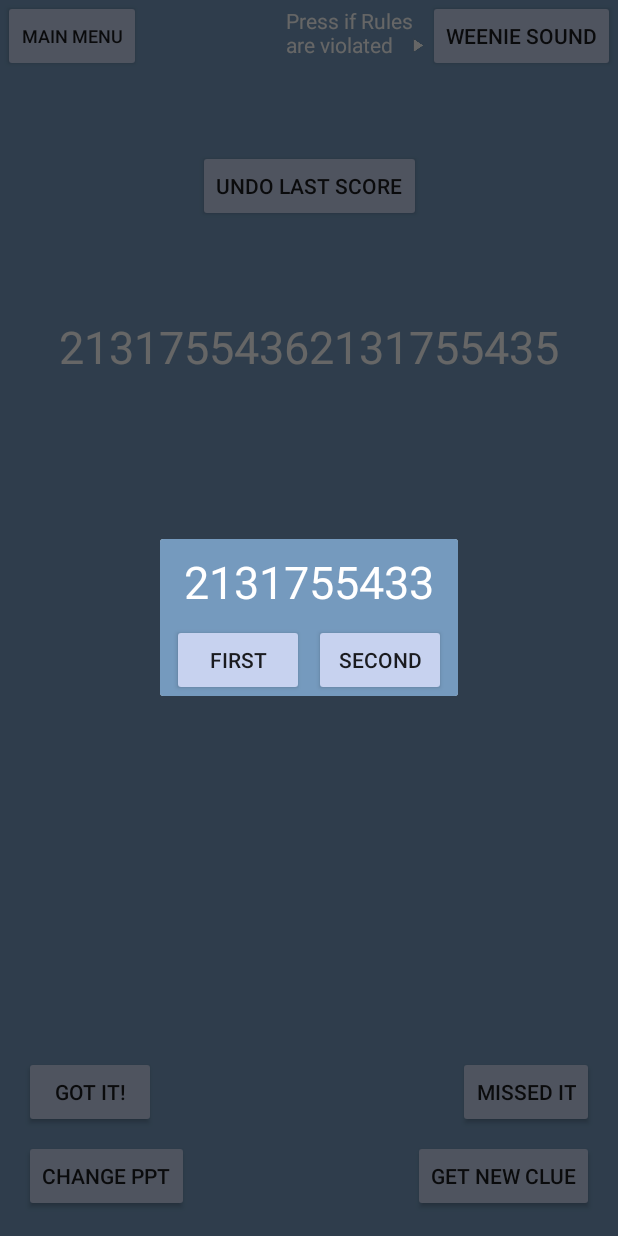
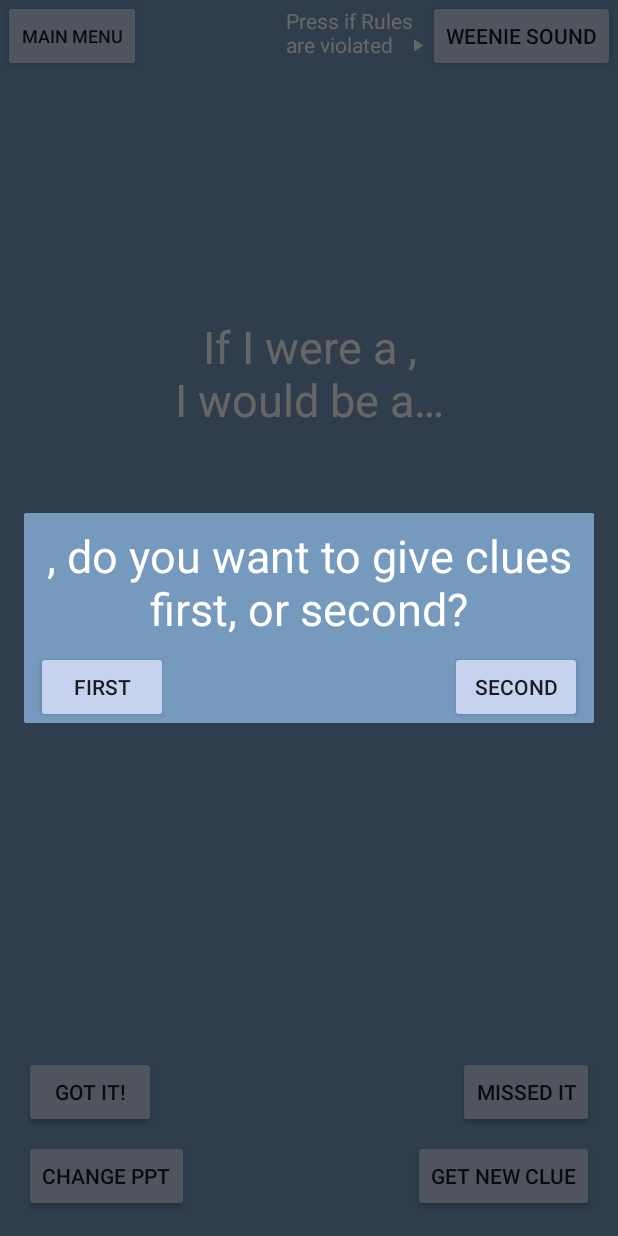
Before and after one commit to Andy8012GitHub/ABSTRACTS, an Android app: the GamePlay screen opened directly, with no data from a screen before it, after a tap on "Person", on a phone screen of 412 x 824 dp. Run offline under Robolectric (Android 15) with nearby library versions, the phone set to English and light mode, and no system bars; plain views replace EasyFlipView; 2 statements that could not run were skipped.

Commit message:
Ran "app" and fixed wonky GUI behavior

```diff
--- a/app/build.gradle
+++ b/app/build.gradle
@@ -6,7 +6,7 @@ android {
         applicationId "com.app.myapp.abstracts"
         minSdkVersion 18
         targetSdkVersion 26
-        versionCode 4
+        versionCode 5
         versionName "1.1"
         testInstrumentationRunner "android.support.test.runner.AndroidJUnitRunner"
     }
--- a/app/src/main/AndroidManifest.xml
+++ b/app/src/main/AndroidManifest.xml
@@ -31,7 +31,7 @@
         <activity android:name=".DefinitionsActivity"/>
         <activity android:name=".GamePlay"/>
         <activity android:name=".PickPPTListActivity" />
-        <activity android:name=".PurchasingActivity"/>
+        <!--<activity android:name=".PurchasingActivity"/>-->
         <activity android:name=".RulesActivity"/>
     </application>
 
--- a/app/src/main/java/com/app/myapp/abstracts/GamePlay.java
+++ b/app/src/main/java/com/app/myapp/abstracts/GamePlay.java
@@ -42,7 +42,6 @@ public class GamePlay extends AppCompatActivity {
     Context context;
     int setCounter = 0;
     int randint = 0;
-    int personPlaceThingNumber = 0; //person = 1 place = 2 thing = 3, helps with the tokens
     Random random = new Random();
     String otherTeamName = "", whichTeamHadTheLastTurn = "", person, place, thing, team1Name = CreateTeams.teamOneName, team2Name = CreateTeams.teamTwoName;
     enum PPTLastChosen {
@@ -99,9 +98,7 @@ public class GamePlay extends AppCompatActivity {
         placeImage = (ImageView)findViewById(R.id.placeImage);
         thingImage = (ImageView)findViewById(R.id.thingImage);
 
-        personPlaceThingChosenTextView.setVisibility(View.GONE);
-        textViewTeamName.setText(team1Name);
-        whichTeamHadTheLastTurn = team1Name;
+        personPlaceThingChosenTextView.setVisibility(GONE);
         clue1TextView.setVisibility(View.GONE);
         clue2TextView.setVisibility(View.GONE);
         clue3TextView.setVisibility(View.GONE);
@@ -112,12 +109,16 @@ public class GamePlay extends AppCompatActivity {
         textViewSubtitle.setVisibility(GONE);
         btnGotIt.setVisibility(View.GONE);
         btnMissedIt.setVisibility(View.GONE);
+        btnUndoLastScore.setVisibility(GONE);
         teamOnePersonToken.setVisibility(GONE);
         teamOnePlaceToken.setVisibility(GONE);
         teamOneThingToken.setVisibility(GONE);
         teamTwoPersonToken.setVisibility(GONE);
         teamTwoPlaceToken.setVisibility(GONE);
         teamTwoThingToken.setVisibility(GONE);
+
+        textViewTeamName.setText(team1Name);
+        whichTeamHadTheLastTurn = team1Name;
         teamOneScore.setText(team1Name + " Score");
         teamTwoScore.setText(team2Name + " Score");
         newSetPeoplePlaceThingButton.setText("PPT Start");
@@ -195,6 +196,7 @@ public class GamePlay extends AppCompatActivity {
         personRadioButton.setOnClickListener(new View.OnClickListener() {
             @Override
             public void onClick(View v){
+                btnUndoLastScore.setVisibility(GONE);
                 btnChangePPT.setVisibility(VISIBLE);
                 radioButtonSetVisibilities();
                 personPlaceThingChosenTextView.setText(person);
@@ -207,6 +209,7 @@ public class GamePlay extends AppCompatActivity {
         placeRadioButton.setOnClickListener(new View.OnClickListener() {
             @Override
             public void onClick(View v){
+                btnUndoLastScore.setVisibility(GONE);
                 btnChangePPT.setVisibility(VISIBLE);
                 radioButtonSetVisibilities();
                 personPlaceThingChosenTextView.setText(place);
@@ -219,6 +222,7 @@ public class GamePlay extends AppCompatActivity {
         thingRadioButton.setOnClickListener(new View.OnClickListener() {
             @Override
             public void onClick(View v){
+                btnUndoLastScore.setVisibility(GONE);
                 btnChangePPT.setVisibility(VISIBLE);
                 radioButtonSetVisibilities();
                 personPlaceThingChosenTextView.setText(thing);
@@ -364,7 +368,7 @@ public class GamePlay extends AppCompatActivity {
             public void onAnimationEnd(Animation animation) {
                 if (teamOnePersonTokenEnabled && teamOnePlaceTokenEnabled && teamOneThingTokenEnabled) {
                     textViewTeamName.setTextColor(team1Color);
-                    textViewTeamName.setText(team1Name + R.string.won);
+                    textViewTeamName.setText(getString(R.string.won_with_placeholder, team1Name));
                     radioGroup.setVisibility(GONE);
                     newSetPeoplePlaceThingButton.setVisibility(GONE);
                     teamOneScore.setVisibility(GONE);
@@ -377,7 +381,7 @@ public class GamePlay extends AppCompatActivity {
                     teamTwoThingToken.setVisibility(GONE);
                 } else if (teamTwoThingTokenEnabled && teamTwoPlaceTokenEnabled && teamTwoPersonTokenEnabled) {
                     textViewTeamName.setTextColor(team2Color);
-                    textViewTeamName.setText(team2Name + R.string.won);
+                    textViewTeamName.setText(getString(R.string.won_with_placeholder, team2Name));
                     radioGroup.setVisibility(GONE);
                     newSetPeoplePlaceThingButton.setVisibility(GONE);
                     teamOneScore.setVisibility(GONE);
@@ -426,13 +430,14 @@ public class GamePlay extends AppCompatActivity {
 
     public void showGoFirstOrSecondDialog(final Dialog dialog, View dialogView) {
         dialog.setContentView(dialogView);
+        textViewBigTitle.setVisibility(GONE);
         textViewSubtitle.setVisibility(GONE);
         btnContinue.setVisibility(GONE);
         textViewWhoIsPlaying.setVisibility(VISIBLE);
         btnFirst.setVisibility(VISIBLE);
         btnSecond.setVisibility(VISIBLE);
         switchTeamNameInTextView();
-        textViewWhoIsPlaying.setText(otherTeamName + R.string.first_or_second);
+        textViewWhoIsPlaying.setText(getString(R.string.first_or_second_with_placeholder, otherTeamName));
         btnFirst.setOnClickListener(new View.OnClickListener() {
             @Override
             public void onClick(View view) {
@@ -457,8 +462,12 @@ public class GamePlay extends AppCompatActivity {
 
     public void showCongratsAndNewClueGiversDialog(final Dialog dialog, View dialogView) {
         dialog.setContentView(dialogView);
-        textViewBigTitle.setText(R.string.congrats + whichTeamHadTheLastTurn);
+        textViewSubtitle.setVisibility(VISIBLE);
+        textViewSubtitle.setVisibility(VISIBLE);
+        btnContinue.setVisibility(VISIBLE);
+        textViewBigTitle.setText(getString(R.string.congrats_with_placeholder, whichTeamHadTheLastTurn));
         textViewSubtitle.setText(R.string.new_cg);
+        dialog.show();
         btnContinue.setOnClickListener(new View.OnClickListener() {
             @Override
             public void onClick(View view) {
@@ -569,6 +578,7 @@ public class GamePlay extends AppCompatActivity {
                 btnMissedIt.setVisibility(GONE);
                 radioGroup.setVisibility(VISIBLE);
                 newSetPeoplePlaceThingButton.setVisibility(VISIBLE);
+                btnUndoLastScore.setVisibility(VISIBLE);
                 teamOneScore.setVisibility(VISIBLE);
                 teamTwoScore.setVisibility(VISIBLE);
                 personImage.setVisibility(VISIBLE);
@@ -578,10 +588,10 @@ public class GamePlay extends AppCompatActivity {
                 placeRadioButton.setText(R.string.place);
                 thingRadioButton.setText(R.string.thing);
                 whichTeamHadTheLastTurn = textViewTeamName.getText().toString();
+
                 dialog.dismiss();
             }
         });
-        dialog.show();
     }
 
     public void weenieDialog(final Dialog dialog, View dialogView){
@@ -600,15 +610,20 @@ public class GamePlay extends AppCompatActivity {
             clue1TextView.setVisibility(VISIBLE);
             clue2TextView.setVisibility(VISIBLE);
             clue3TextView.setVisibility(VISIBLE);
-            clue1TextView.setText(R.string.wild_card + R.string.if_i_were_a + abstractsFileReadClues.getClueOrClues() + R.string.i_would_be_a);
-            clue2TextView.setText(R.string.if_i_were_a + abstractsFileReadClues.getClueOrClues() + R.string.i_would_be_a);
-            clue3TextView.setText(R.string.if_i_were_a + abstractsFileReadClues.getClueOrClues() + R.string.i_would_be_a);
+            String clue1 = abstractsFileReadClues.getClueOrClues();
+            String clue2 = abstractsFileReadClues.getClueOrClues();
+            String clue3 = abstractsFileReadClues.getClueOrClues();
+
+            clue1TextView.setText(getString(R.string.clue_with_placeholder, clue1));
+            clue2TextView.setText(getString(R.string.clue_with_placeholder, clue2));
+            clue3TextView.setText(getString(R.string.clue_with_placeholder, clue3));
         }else {
             clue1TextView.setVisibility(GONE);
             clue2TextView.setVisibility(GONE);
             clue3TextView.setVisibility(GONE);
             clueChosenTextView.setVisibility(VISIBLE);
-            clueChosenTextView.setText(R.string.if_i_were_a + abstractsFileReadClues.getClueOrClues() + R.string.i_would_be_a);
+            String clueChosen = abstractsFileReadClues.getClueOrClues();
+            clueChosenTextView.setText(getString(R.string.clue_with_placeholder, clueChosen));
         }
     }
 
--- a/app/src/main/java/com/app/myapp/abstracts/RulesActivity.java
+++ b/app/src/main/java/com/app/myapp/abstracts/RulesActivity.java
@@ -59,10 +59,12 @@ public class RulesActivity extends AppCompatActivity {
                 int selectedId = radioGroup.getCheckedRadioButtonId();
                 switch (selectedId) {
                     case com.app.myapp.abstracts.R.id.radioBtnSeeRules:
-                        textViewRulesContent.setText(R.string.large_text);
+                        imgBtnPlayPause.setVisibility(GONE);
+                        btnRewind15Sec.setVisibility(GONE);
+                        textViewRulesContent.setVisibility(VISIBLE);
                         break;
                     case com.app.myapp.abstracts.R.id.radioBtnHearRules:
-                        textViewRulesContent.setText("");
+                        textViewRulesContent.setVisibility(GONE);
                         btnRewind15Sec.setVisibility(VISIBLE);
                         imgBtnPlayPause.setVisibility(VISIBLE);
                         imgBtnPlayPause.setOnClickListener(new View.OnClickListener() {
--- a/app/src/main/res/layout/activity_definitions.xml
+++ b/app/src/main/res/layout/activity_definitions.xml
@@ -74,7 +74,7 @@
         android:layout_marginBottom="150dp"
         android:layout_marginEnd="40dp"
         android:layout_marginStart="40dp"
-        android:text="@string/team_is_guessing_a"
+        android:text="@string/teams_are_guessing_a"
         android:textAlignment="center"
         android:textColor="@android:color/background_light"
         android:textSize="30sp"
@@ -101,7 +101,7 @@
         android:layout_marginBottom="8dp"
         android:layout_marginEnd="8dp"
         android:text="@string/team2"
-        android:textColor="@color/black"
+        android:textColor="@color/darkGray"
         android:textSize="18sp"
         app:layout_constraintBottom_toTopOf="@+id/imgPersonTokenDark"
         app:layout_constraintEnd_toEndOf="parent" />
@@ -303,6 +303,7 @@
         android:layout_marginStart="8dp"
         android:backgroundTint="@color/colorAccent"
         android:text="@string/undo_last"
+        android:visibility="gone"
         app:layout_constraintBottom_toBottomOf="parent"
         app:layout_constraintEnd_toEndOf="parent"
         app:layout_constraintStart_toStartOf="parent"
--- a/app/src/main/res/layout/activity_game_play.xml
+++ b/app/src/main/res/layout/activity_game_play.xml
@@ -231,7 +231,7 @@
         android:layout_marginEnd="8dp"
         android:layout_marginStart="8dp"
         android:layout_marginTop="48dp"
-        android:text="TextView"
+        android:text="@string/clue_with_placeholder"
         android:textAlignment="center"
         android:textColor="@android:color/background_light"
         android:textSize="30sp"
@@ -293,21 +293,21 @@
         android:layout_marginEnd="16dp"
         android:backgroundTint="@color/colorAccent"
         android:text="@string/incorrect"
-        app:layout_constraintBottom_toTopOf="@+id/btnGetNewClue"
+        app:layout_constraintBottom_toTopOf="@id/btnGetNewClue"
         app:layout_constraintEnd_toEndOf="parent" />
 
     <TextView
         android:id="@+id/teamOneScore"
         android:layout_width="wrap_content"
         android:layout_height="33dp"
-        android:layout_marginBottom="8dp"
+        android:layout_marginBottom="80dp"
         android:layout_marginEnd="8dp"
         android:layout_marginStart="8dp"
         android:text="teamOneScore"
         android:textAlignment="center"
         android:textColor="@android:color/background_light"
         android:textSize="24sp"
-        app:layout_constraintBottom_toTopOf="@+id/teamOnePlaceToken"
+        app:layout_constraintBottom_toTopOf="@+id/teamTwoScore"
         app:layout_constraintEnd_toEndOf="parent"
         app:layout_constraintStart_toStartOf="parent" />
 
@@ -315,14 +315,14 @@
         android:id="@+id/teamTwoScore"
         android:layout_width="wrap_content"
         android:layout_height="33dp"
-        android:layout_marginBottom="8dp"
+        android:layout_marginBottom="80dp"
         android:layout_marginEnd="8dp"
         android:layout_marginStart="8dp"
         android:text="teamTwoScore"
         android:textAlignment="center"
         android:textColor="@color/black"
         android:textSize="24sp"
-        app:layout_constraintBottom_toTopOf="@+id/teamTwoPlaceToken"
+        app:layout_constraintBottom_toBottomOf="parent"
         app:layout_constraintEnd_toEndOf="parent"
         app:layout_constraintStart_toStartOf="parent" />
 
@@ -339,12 +339,12 @@
         android:id="@+id/teamOnePlaceToken"
         android:layout_width="70dp"
         android:layout_height="76dp"
-        android:layout_marginBottom="8dp"
         android:layout_marginEnd="8dp"
         android:layout_marginStart="8dp"
-        app:layout_constraintBottom_toTopOf="@+id/teamTwoPlaceToken"
+        android:layout_marginTop="8dp"
         app:layout_constraintEnd_toEndOf="parent"
         app:layout_constraintStart_toStartOf="parent"
+        app:layout_constraintTop_toBottomOf="@+id/teamOneScore"
         app:srcCompat="@drawable/place_token_light" />
 
     <ImageView
@@ -375,6 +375,7 @@
         app:layout_constraintBottom_toBottomOf="parent"
         app:layout_constraintEnd_toEndOf="parent"
         app:layout_constraintStart_toStartOf="parent"
+        app:layout_constraintTop_toBottomOf="@+id/teamTwoScore"
         app:srcCompat="@drawable/place_token_dark" />
 
     <ImageView
--- a/app/src/main/res/layout/activity_main.xml
+++ b/app/src/main/res/layout/activity_main.xml
@@ -50,7 +50,7 @@
         android:padding="0dp"
         android:text="@string/app_subtitle"
         android:textAlignment="center"
-        android:textColor="@color/black"
+        android:textColor="@color/darkGray"
         android:textSize="18sp"
         app:layout_constraintEnd_toEndOf="parent"
         app:layout_constraintStart_toStartOf="parent"
--- a/app/src/main/res/values/strings.xml
+++ b/app/src/main/res/values/strings.xml
@@ -28,7 +28,8 @@
     <string name="team2">Team 2</string>
     <string name="team1_got_it">Team 1 Got It!</string>
     <string name="team2_got_it">Team 2 Got It!</string>
-    <string name="team_is_guessing_a">Teams are guessing a…</string>
+    <string name="teams_are_guessing_a">Teams are guessing a…</string>
+    <string name="specify_ppt">Please specify Person, Place, or Thing.</string>
     <string name="what_is_a_person">What is a PERSON?</string>
     <string name="what_is_a_place">What is a PLACE?</string>
     <string name="what_is_a_thing">What is a THING?</string>
@@ -43,21 +44,20 @@
     <string name="get_a_clue">Get New Clue</string>
     <string name="change_ppt">Change PPT</string>
     <string name="wild_card">WILD CARD!\n\n</string>
-    <string name="if_i_were_a">If I were a</string>
-    <string name="i_would_be_a">,\nI would be a…</string>
+    <string name="clue_with_placeholder">If I were a %1$s,\nI would be a…</string>
     <string name="correct">Got It!</string>
     <string name="incorrect">Missed It</string>
     <string name="undo_last">Undo Last Score</string>
-    <string name="congrats">CONGRATS, </string>
+    <string name="congrats_with_placeholder">CONGRATS, %1$s</string>
     <string name="new_cg">Winners of this round get to choose the new Person, Place, or Thing (PPT). Welcome new Clue Givers.</string>
-    <string name="won"> WON!!!</string>
+    <string name="won_with_placeholder">%1$s WON!!!</string>
     <string name="title_activity_weenie">Weenie</string>
     <string name="weenie_sound">WEENIE Sound</string>
     <string name="stop_weenie_sound">Stop Sound</string>
     <string name="if_rules_violated">Press if Rules\nare violated</string>
     <string name="weenie">WEENIE!</string>
     <string name="weenie_message">You are a Weenie! Pass device to the other Clue Giver. You pushed the limits too far. Next time, don\'t be a Weenie!</string>
-    <string name="first_or_second">, do you want to give clues first, or second?</string>
+    <string name="first_or_second_with_placeholder">%1$s, do you want to give clues first, or second?</string>
     <string name="first">First</string>
     <string name="second">Second</string>
     <string name="see_rules">See Rules</string>
```
Also changed, not shown: app/src/main/assets/ABSTRACTS PPT - expanded.txt (+7 -7 lines), app/src/main/java/com/app/myapp/abstracts/CreateTeams.java (+9 -1 lines), app/src/main/java/com/app/myapp/abstracts/DefinitionsActivity.java (+16 -3 lines), app/src/main/res/layout/activity_create_teams.xml (+20 -5 lines).
